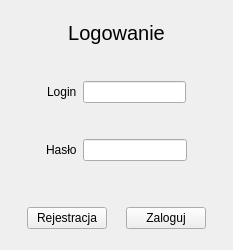
Before: the Qt Designer form JaroEliCall/gui/loging.ui in jaroslaw-wieczorek/Project_IP_Telephony_Python_Voip, drawn with Qt 5.
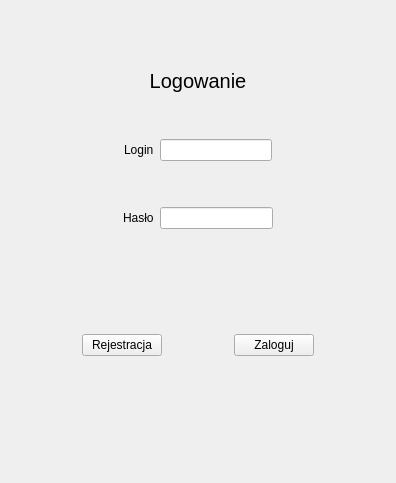
After: the same form once the commit is applied.

```diff
--- a/JaroEliCall/gui/loging.ui
+++ b/JaroEliCall/gui/loging.ui
@@ -6,8 +6,8 @@
    <rect>
     <x>0</x>
     <y>0</y>
-    <width>233</width>
-    <height>250</height>
+    <width>396</width>
+    <height>483</height>
    </rect>
   </property>
   <property name="windowTitle">
```
Left out of the diff: 60 changed lines with no effect on the pictures.
